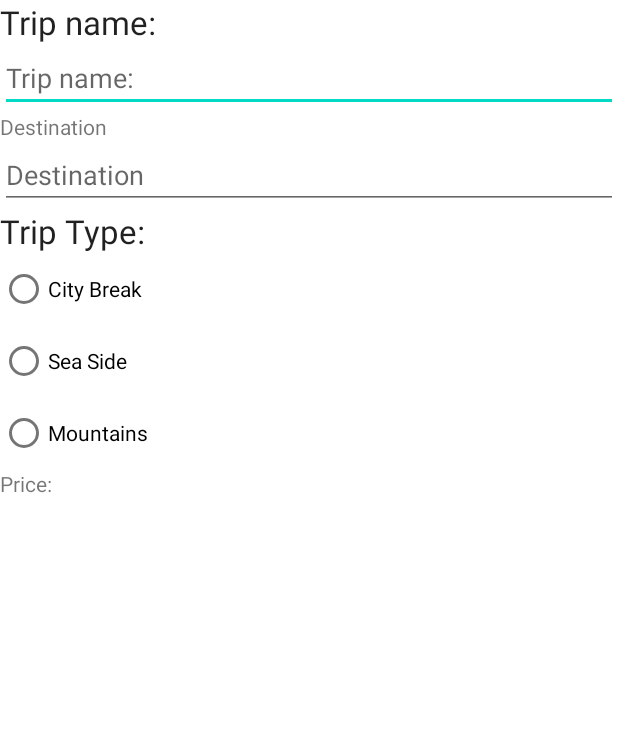
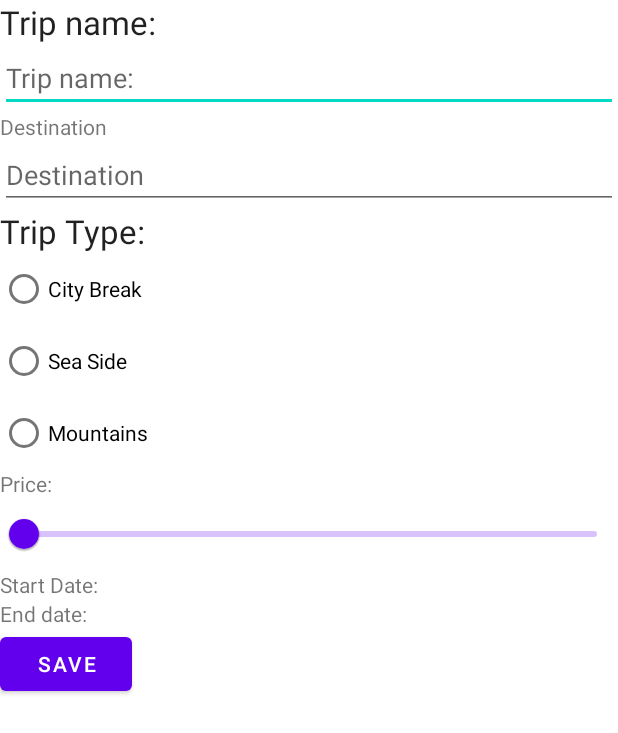
Before and after one commit to kn1ghtfall/Android-Travel-Journal-App, an Android app: the layout fragment_add_trip.xml on its own in the app's theme, with its tools: preview values and no code run, on a phone screen of 412 x 824 dp. Shown: the top 733 px of the screen. Run offline under Robolectric (Android 15) with nearby library versions, the light colour scheme and no system bars.

Commit message:
7th commit -> update

```diff
--- a/app/src/main/java/ro/scoalainformala/traveljournal/ui/aboutUs/AboutUsFragment.java
+++ b/app/src/main/java/ro/scoalainformala/traveljournal/ui/aboutUs/AboutUsFragment.java
@@ -1,5 +1,6 @@
 package ro.scoalainformala.traveljournal.ui.aboutUs;
 
+import android.app.Dialog;
 import android.os.Bundle;
 import android.view.LayoutInflater;
 import android.view.View;
@@ -7,10 +8,12 @@ import android.view.ViewGroup;
 
 import androidx.annotation.NonNull;
 import androidx.annotation.Nullable;
+import androidx.fragment.app.DialogFragment;
 import androidx.fragment.app.Fragment;
 
 import org.jetbrains.annotations.NotNull;
 
+import ro.scoalainformala.traveljournal.MainActivity2;
 import ro.scoalainformala.traveljournal.databinding.FragmentAboutUsBinding;
 
 public class AboutUsFragment extends Fragment {
@@ -31,4 +34,9 @@ public class AboutUsFragment extends Fragment {
 
 
     }
+
+    public void showTimePickerDialog(View v) {
+        DialogFragment newFragment = new DatePickerFragment();
+        newFragment.show(getChildFragmentManager(), "timePicker");// interesant
+    }
 }
--- /dev/null
+++ b/app/src/main/java/ro/scoalainformala/traveljournal/ui/aboutUs/DatePickerFragment.java
@@ -0,0 +1,23 @@
+package ro.scoalainformala.traveljournal.ui.aboutUs;
+
+import android.app.Dialog;
+import android.app.TimePickerDialog;
+import android.os.Bundle;
+
+import androidx.annotation.NonNull;
+import androidx.annotation.Nullable;
+import androidx.fragment.app.DialogFragment;
+
+import org.jetbrains.annotations.NotNull;
+
+public class DatePickerFragment extends DialogFragment {
+
+    @NonNull
+    @NotNull
+    @Override
+    public Dialog onCreateDialog(@Nullable @org.jetbrains.annotations.Nullable Bundle savedInstanceState) {
+        return super.onCreateDialog(savedInstanceState);
+    }
+
+//    TimePickerDialog.OnTimeSetListener
+}
--- a/app/src/main/res/layout/fragment_add_trip.xml
+++ b/app/src/main/res/layout/fragment_add_trip.xml
@@ -1,8 +1,11 @@
 <?xml version="1.0" encoding="utf-8"?>
-<androidx.constraintlayout.widget.ConstraintLayout xmlns:android="http://schemas.android.com/apk/res/android"
+<androidx.appcompat.widget.LinearLayoutCompat xmlns:android="http://schemas.android.com/apk/res/android"
     android:layout_width="match_parent"
     android:layout_height="match_parent"
-    xmlns:app="http://schemas.android.com/apk/res-auto">
+    xmlns:app="http://schemas.android.com/apk/res-auto"
+    android:orientation="vertical"
+    >
+
 
     <TextView
         android:id="@+id/add_trip_name_text"
@@ -86,14 +89,38 @@
 
 
     <TextView
+        android:id="@+id/add_trip_price"
         android:layout_width="wrap_content"
         android:layout_height="wrap_content"
         android:text="Price:"
         app:layout_constraintTop_toBottomOf="@id/add_trip_trip_type"
         app:layout_constraintStart_toStartOf="parent"/>
 
+    <com.google.android.material.slider.Slider
+        android:id="@+id/add_trip_slider"
+        android:layout_width="wrap_content"
+        android:layout_height="wrap_content"
+        app:layout_constraintTop_toBottomOf="@id/add_trip_price"
+        app:layout_constraintStart_toStartOf="parent"
+        android:valueFrom="0.0"
+        android:valueTo="100.0"
+        />
+
+    <TextView
+        android:layout_width="wrap_content"
+        android:layout_height="wrap_content"
+        android:text="Start Date:"/>
 
 
+    <TextView
+        android:layout_width="wrap_content"
+        android:layout_height="wrap_content"
+        android:text="End date:"/>
 
 
-</androidx.constraintlayout.widget.ConstraintLayout>
+    <Button
+        android:layout_width="wrap_content"
+        android:layout_height="wrap_content"
+        android:text="save"/>
+
+</androidx.appcompat.widget.LinearLayoutCompat>
```
